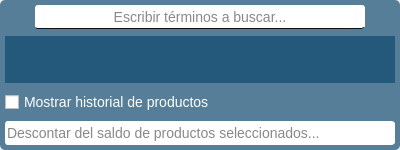
Bruno-Heit/programa-forrajeria, file ui/debts_balanceProductsList.ui: the form before one commit.
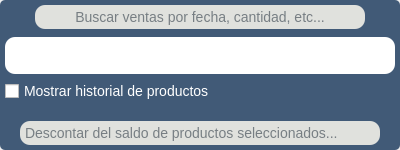
The form after the commit.

Commit message: IMPLEMENTED Debtor model and view update when balance changes

```diff
--- a/ui/debts_balanceProductsList.ui
+++ b/ui/debts_balanceProductsList.ui
@@ -40,13 +40,14 @@
   <property name="styleSheet">
    <string notr="true">* {
 	color: #111;
-	font-family: &quot;Verdana&quot;, &quot;Sans-Serif&quot;;
+	border-color: #0b7e7f;
+	font-family: &quot;Futura&quot;, &quot;Verdana&quot;, &quot;Sans-Serif&quot;;
 	font-size: 14px;
 }
 
 
 #central_widget {
-	background-color: rgba(34, 87, 122, 190);
+	background-color: #415a77;
 	border-radius: 5px;
 }
 
@@ -56,37 +57,46 @@
 }
 
 
+/* checkbox */
 QCheckBox {
+	color: #fff;
 	spacing: 5px;
-	color: #fff;
 }
 
 
+/* tableview y headers */
 QTableView {
-	background-color: rgba(34, 87, 122, 240);
-	color: #fff;
+	color: #0d1b2a;
+	background-color: #fff;
+	border: None;
+	border-radius: 10px;
 }
 QTableView::item:hover {
 	background-color: #38a3a5;
 }
 QTableView::item:selected {
-	background-color: rgb(84,147,212);
-	color: #333;
+	background-color: #778da9;
+	border: 1px solid #fff;
 }
-QHeaderView:section {
-	background-color: #fff;
+/* QHeaderViews */
+QHeaderView::section {
+	background-color: #778da9;
+	color: #fff;
 	border: none;
 	border-right: 1px solid;
 	border-bottom: 1px solid;
-	border-color: #111;
+	border-color: #e0e1dd;
 }
 
 
+/* lineedits */
 QLineEdit {
-	color: #111;
-	background-color: rgba(255, 255, 255, 255);
+	background-color: #e0e1dd;
+	color: #0d1b2a;
 	border: none;
-	border-radius: 3px;
+	border-radius: 10px;
+	padding-left: 3px;
+	padding-right: 3px;
 }
 QLineEdit:focus {
 	background-color: rgba(197, 255, 252, 255);
@@ -95,46 +105,73 @@
 }
 
 
-#search_bar {
-	border-bottom: 1px solid;
-	border-bottom-color: #555;
-	border-bottom-color: #111;
-	margin-left: 30px;
-	margin-right: 30px;
-}
-
-
-#le_reduce_debt {
-	border-top: 1px solid;
-	border-bottom: 1px solid;
-	border-color: #fff;
-}
-
-
-/* estilos del QDateTimeEdit y del QCalendarWidget */
+/* QDateTimeEdit y del QCalendarWidget */
 QDateTimeEdit {
-	color: #333;
 	background-color: #fff;
 }
-
-
 QCalendarWidget QAbstractItemView {
 	background-color: #fff;
 	selection-background-color: #38a3a5;
-	color: #444;
 }
 QCalendarWidget QToolButton {
 	background-color: #22577a;
 	color: #fff;
 }
-QCalendarWidget QHeaderView {
-	background-color: #fff;
-	color: #fff;
-}
 QCalendarWidget QToolButton:hover,
 QCalendarWidget QToolButton:pressed {
 	background-color: #38a3a5;
-	color: #555;
+	color: #111;
+}
+
+
+/* scrollbars */
+QScrollBar {
+	background-color: #e0e1dd;
+	border: 1px solid transparent;
+	border-radius: 5px;
+}
+QScrollBar:groove {
+	border-radius: 5px;
+}
+QScrollBar::handle {
+	background-color:  #1b263b;
+	border-radius: 5px;
+}
+QScrollBar::handle:pressed {
+	background-color: #3b465b;
+}
+QScrollBar::sub-line {
+	width: 0;
+	height: 0;
+	background: none;
+}
+QScrollBar::add-line {
+	width: 0;
+	height: 0;
+	background: none;
+}
+
+
+/*vertical scrollbars*/
+QScrollBar:vertical {
+	width: 13px;
+}
+QScrollBar::handle:vertical {
+	min-height: 15px;
+}
+QScrollBar::sub-page:vertical {
+	background: none;
+}
+QScrollBar::add-page:vertical {
+	background: none;
+}
+
+/*horizontal scrollbars*/
+QScrollBar:horizontal {
+	height: 13px;
+}
+QScrollBar::handle:horizontal {
+	min-width: 15px;
 }</string>
   </property>
   <layout class="QVBoxLayout" name="verticalLayout" stretch="0">
@@ -155,9 +192,9 @@
    </property>
    <item>
     <widget class="QWidget" name="central_widget" native="true">
-     <layout class="QVBoxLayout" name="verticalLayout_2" stretch="0,0,0,0">
+     <layout class="QVBoxLayout" name="verticalLayout_2" stretch="0,0,0">
       <property name="spacing">
-       <number>7</number>
+       <number>8</number>
       </property>
       <property name="leftMargin">
        <number>5</number>
@@ -170,6 +207,24 @@
       </property>
       <property name="bottomMargin">
        <number>5</number>
+      </property>
+      <item>
+       <widget class="QWidget" name="header" native="true">
+        <layout class="QHBoxLayout" name="horizontalLayout">
+         <property name="spacing">
+          <number>0</number>
+         </property>
+         <property name="leftMargin">
+          <number>30</number>
+         </property>
+         <property name="topMargin">
+          <number>0</number>
+         </property>
+         <property name="rightMargin">
+          <number>30</number>
+         </property>
+         <property name="bottomMargin">
+          <number>0</number>
       </property>
       <item>
        <widget class="QLineEdit" name="search_bar">
@@ -201,13 +256,34 @@
          <set>Qt::AlignmentFlag::AlignCenter</set>
         </property>
         <property name="placeholderText">
-         <string>Escribir términos a buscar...</string>
+            <string>Buscar ventas por fecha, cantidad, etc...</string>
         </property>
         <property name="clearButtonEnabled">
          <bool>true</bool>
         </property>
        </widget>
       </item>
+        </layout>
+       </widget>
+      </item>
+      <item>
+       <widget class="QWidget" name="body" native="true">
+        <layout class="QVBoxLayout" name="verticalLayout_3">
+         <property name="spacing">
+          <number>5</number>
+         </property>
+         <property name="leftMargin">
+          <number>0</number>
+         </property>
+         <property name="topMargin">
+          <number>0</number>
+         </property>
+         <property name="rightMargin">
+          <number>0</number>
+         </property>
+         <property name="bottomMargin">
+          <number>10</number>
+         </property>
       <item>
        <widget class="QTableView" name="tv_balance_products">
         <property name="sizePolicy">
@@ -259,6 +335,12 @@
       </item>
       <item>
        <widget class="QCheckBox" name="checkbox_show_all_products">
+           <property name="sizePolicy">
+            <sizepolicy hsizetype="Minimum" vsizetype="Fixed">
+             <horstretch>0</horstretch>
+             <verstretch>0</verstretch>
+            </sizepolicy>
+           </property>
         <property name="minimumSize">
          <size>
           <width>0</width>
@@ -285,6 +367,27 @@
         </property>
        </widget>
       </item>
+        </layout>
+       </widget>
+      </item>
+      <item>
+       <widget class="QWidget" name="footer" native="true">
+        <layout class="QHBoxLayout" name="horizontalLayout_2">
+         <property name="spacing">
+          <number>0</number>
+         </property>
+         <property name="leftMargin">
+          <number>15</number>
+         </property>
+         <property name="topMargin">
+          <number>0</number>
+         </property>
+         <property name="rightMargin">
+          <number>15</number>
+         </property>
+         <property name="bottomMargin">
+          <number>0</number>
+         </property>
       <item>
        <widget class="QLineEdit" name="le_reduce_debt">
         <property name="sizePolicy">
@@ -317,6 +420,9 @@
         <property name="clearButtonEnabled">
          <bool>true</bool>
         </property>
+          </widget>
+         </item>
+        </layout>
        </widget>
       </item>
      </layout>
```
Left out of the diff: 8 changed lines with no effect on the pictures. Lines whose indentation alone changed are shown as unchanged. The commit also changes 6 other files.
